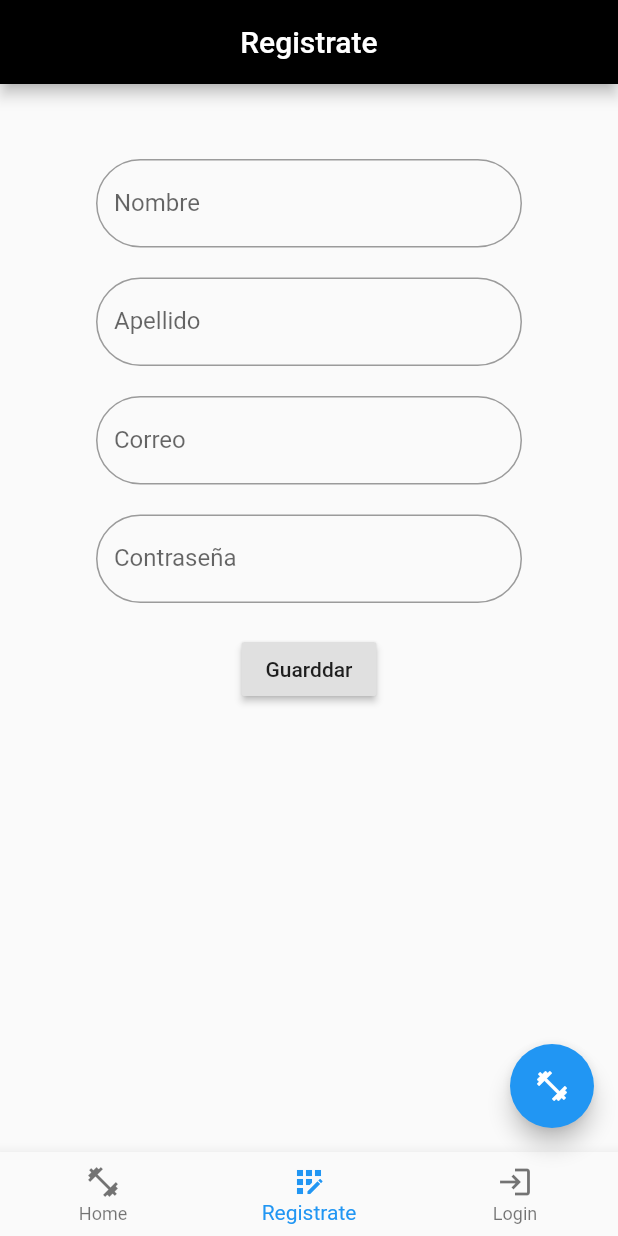
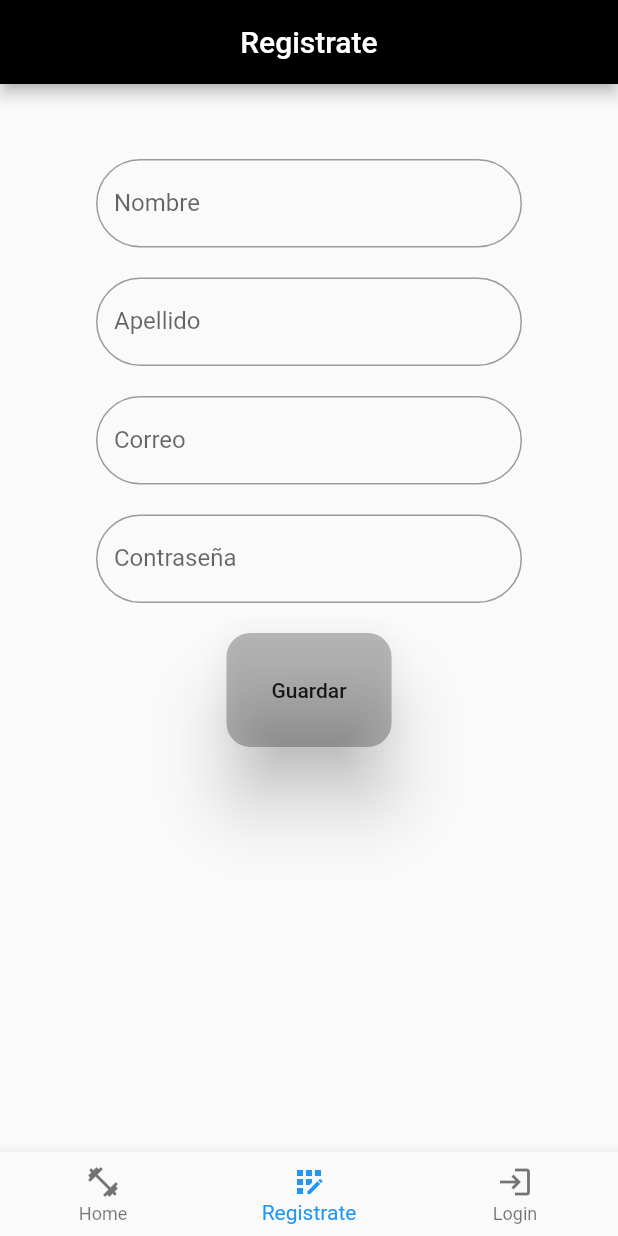
Before and after one commit to Broscar-Xd/gymobile, a Flutter app: the screen it shows after launch, item 2 of the bottom bar chosen, on a phone screen of 412 x 824 dp. Run offline on Flutter 3.47's test engine with Material 2 defaults, Android fonts, the light colour scheme and no system bars; our stand-ins replace sqflite; accounts and stored records are empty.

Commit message:
Cambios_de_diseño

```diff
--- a/lib/main.dart
+++ b/lib/main.dart
@@ -1,9 +1,7 @@
 import 'package:flutter/material.dart';
 import 'package:gymobile/src/pages/feeding_page.dart';
 import 'package:gymobile/src/pages/home_page.dart';
-//import 'package:firebase_core/firebase_core.dart';
-import 'package:gymobile/src/pages/routine_page.dart';
-import 'package:gymobile/src/widgets/Content/feeding_widget.dart';
+import 'package:gymobile/src/pages/welcome_page.dart';
 void main() {//async {
   //WidgetsFlutterBinding.ensureInitialized();
   //await Firebase.initializeApp();
@@ -24,7 +22,8 @@ class MyApp extends StatelessWidget {
 
 
       routes: {
-        FeedingPage.ROUTE : (_) => FeedingPage()
+        FeedingPage.ROUTE : (_) => FeedingPage(),
+        WelcomePage.ROUTE: (_)=> WelcomePage()
 
       },
     );
--- a/lib/src/pages/feeding_page.dart
+++ b/lib/src/pages/feeding_page.dart
@@ -27,6 +27,7 @@ class _FeedingPageState extends State<FeedingPage> {
       ),
       body: Container(
       child: SingleChildScrollView(child: Card(
+
         child: FeddingWidget()),)
     ));
 
--- a/lib/src/pages/register_page.dart
+++ b/lib/src/pages/register_page.dart
@@ -1,7 +1,7 @@
 import 'package:flutter/material.dart';
+import 'package:gymobile/src/pages/welcome_page.dart';
 
 class RegisterPage extends StatelessWidget {
-
   const RegisterPage({Key? key}) : super(key: key);
 
   @override
@@ -15,45 +15,63 @@ class RegisterPage extends StatelessWidget {
 }
 
 class _FormRegister extends StatelessWidget {
-
-
   @override
   Widget build(BuildContext context) {
     return Container(
       padding: EdgeInsets.all(50),
-      child: Form(child: Column(children: <Widget>[
+      child: Form(
+        child: Column(
+          children: <Widget>[
             TextFormField(
               decoration: InputDecoration(
                   labelText: "Nombre",
-            border: OutlineInputBorder(borderRadius: BorderRadius.all(Radius.circular(50)))
+                  border: OutlineInputBorder(
+                      borderRadius: BorderRadius.all(Radius.circular(50)))),
             ),
+            SizedBox(
+              height: 20,
             ),
-        SizedBox(height: 20,),
             TextFormField(
               decoration: InputDecoration(
                   labelText: "Apellido",
-            border: OutlineInputBorder(borderRadius: BorderRadius.all(Radius.circular(50)))
+                  border: OutlineInputBorder(
+                      borderRadius: BorderRadius.all(Radius.circular(50)))),
             ),
+            SizedBox(
+              height: 20,
             ),
-        SizedBox(height: 20,),
             TextFormField(
               decoration: InputDecoration(
                   labelText: "Correo",
-            border: OutlineInputBorder(borderRadius: BorderRadius.all(Radius.circular(50)))
+                  border: OutlineInputBorder(
+                      borderRadius: BorderRadius.all(Radius.circular(50)))),
             ),
+            SizedBox(
+              height: 20,
             ),
-        SizedBox(height: 20,),
             TextFormField(
               decoration: InputDecoration(
                   labelText: "Contraseña",
-            border: OutlineInputBorder(borderRadius: BorderRadius.all(Radius.circular(50)))
+                  border: OutlineInputBorder(
+                      borderRadius: BorderRadius.all(Radius.circular(50)))),
+            ),
+            SizedBox(
+              height: 20,
+            ),
+            RaisedButton(
+                child: Text("Guardar"),
+                color: Colors.black26,
+                elevation: 20,
+                splashColor: Colors.black,
+                shape: RoundedRectangleBorder(
+                    borderRadius: BorderRadius.all(Radius.circular(16.0))),
+                padding: EdgeInsets.all(30),
+                onPressed: () {
+                  Navigator.pushNamed(context, WelcomePage.ROUTE);
+                })
+          ],
         ),
       ),
-        SizedBox(height: 20,),
-        RaisedButton(child: Text("Guarddar"), onPressed: (){
-          print("Guardar");
-        })
-      ],),),
     );
   }
 }
--- a/lib/src/widgets/Cards/register_card.dart
+++ b/lib/src/widgets/Cards/register_card.dart
@@ -24,6 +24,12 @@ class RegisterCard extends StatelessWidget {
             ),
 
             RaisedButton(child: Text(""),
+            color: Colors.lightGreen,
+                elevation: 20,
+                splashColor: Colors.red,
+                shape: RoundedRectangleBorder(
+                    borderRadius: BorderRadius.all(Radius.circular(16.0))),
+                padding: EdgeInsets.all(30),
             onPressed: (){
 
             },
--- a/lib/src/widgets/Content/home_widget.dart
+++ b/lib/src/widgets/Content/home_widget.dart
@@ -28,7 +28,8 @@ class _HomeWidgetState extends State<HomeWidget> {
 
             height: 40.0,
            ),
-           Text("Más información en:", textAlign: TextAlign.left,)
+           Text("Más información en:", textAlign: TextAlign.left,),
+           Image.asset('/images/fb.png')
 
          ],
       ),
```
Also changed, not shown: lib/src/pages/home_page.dart (+2 -6 lines), lib/src/pages/login_page.dart (+26 -11 lines), lib/src/pages/welcome_page.dart (added, +29 -0 lines), lib/src/widgets/Cards/welcome_card.dart (added, +15 -0 lines), lib/src/widgets/Content/feeding_widget.dart (+3 -4 lines), lib/src/widgets/Content/welcome_widget.dart (added, +75 -0 lines), assets/images/fb.png (renamed from assets/images/fb_icon_325x325.png), assets/images/us.png (added), 2 other files. Lines whose indentation alone changed are shown as unchanged.
